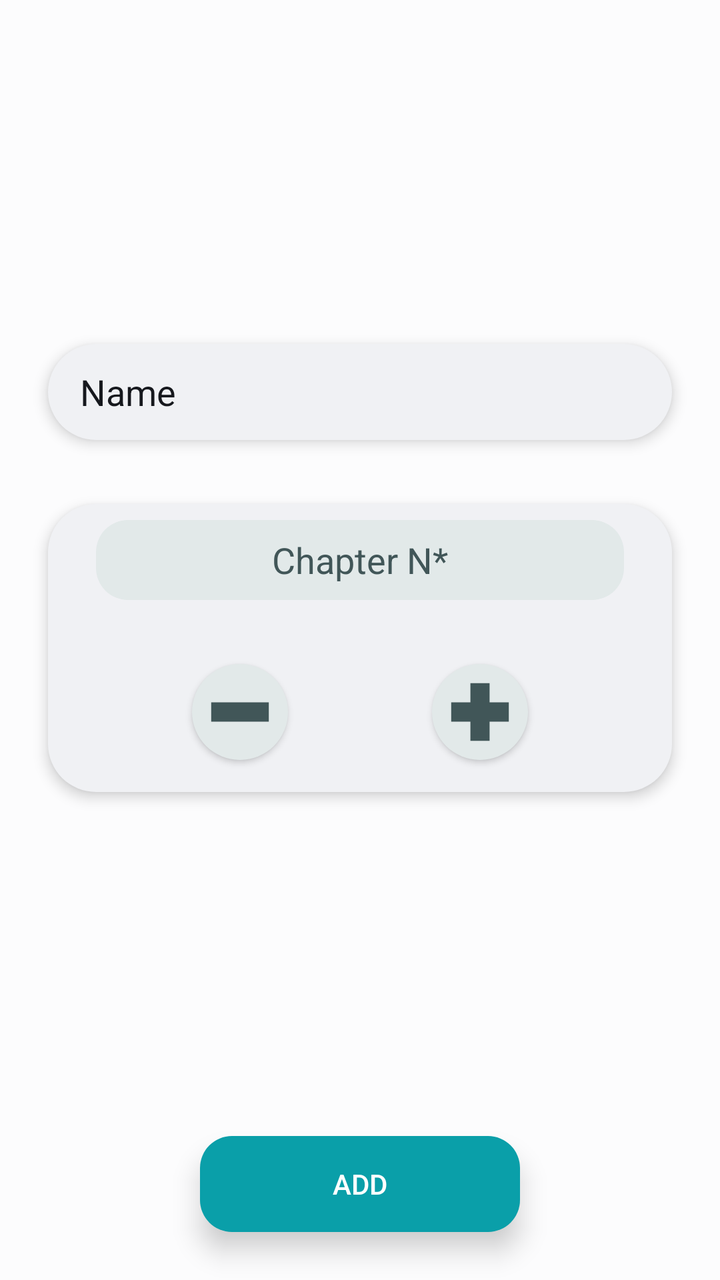
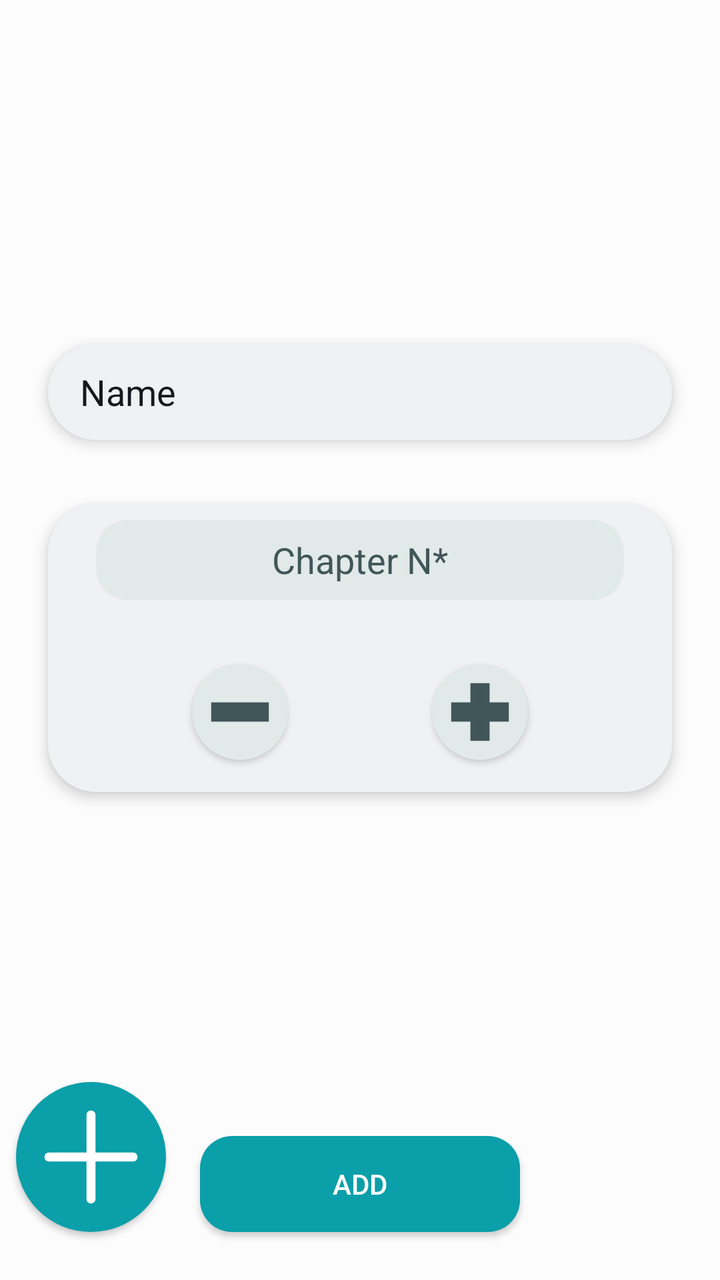

Compare the two renders of this Android layout. The source of the first and the diff that turns it into the second are given below.
<!-- AndroidManifest.xml: application theme Theme.MangaCheck -->
<!-- res/layout/add_comics_layout.xml -->
<?xml version="1.0" encoding="utf-8"?>
<androidx.constraintlayout.widget.ConstraintLayout xmlns:android="http://schemas.android.com/apk/res/android"
    xmlns:app="http://schemas.android.com/apk/res-auto"
    xmlns:tools="http://schemas.android.com/tools"
    android:layout_width="match_parent"
    android:layout_height="match_parent"
    android:background="@color/Natural_99"
    android:clipChildren="false"
    android:clipToPadding="false"
    android:fitsSystemWindows="true"
    tools:context=".MainActivity">

    <LinearLayout
        android:layout_width="match_parent"
        android:layout_height="wrap_content"
        android:clipChildren="false"
        android:clipToPadding="false"
        android:orientation="vertical"
        android:padding="24dp"
        app:layout_constraintBottom_toTopOf="@+id/submit_button_jan"
        app:layout_constraintEnd_toEndOf="parent"
        app:layout_constraintStart_toStartOf="parent"
        app:layout_constraintTop_toTopOf="parent">

        <EditText
            android:id="@+id/comic_name"
            android:layout_width="match_parent"
            android:layout_height="@dimen/form_button_H"
            android:layout_marginBottom="32dp"
            android:autofillHints="MangaName"
            android:background="@drawable/text_input"
            android:elevation="4dp"
            android:hint="@string/add_comic_ch_name"
            android:inputType="text"
            android:paddingStart="16dp"
            android:paddingEnd="0dp"
            android:textColor="?colorOnSurface"
            android:textColorHint="?colorOnSurface" />

        <include layout="@layout/chapter_selector" />


    </LinearLayout>

    <Button
        android:id="@+id/submit_button_jan"
        android:layout_width="@dimen/form_button_W"
        android:layout_height="@dimen/form_button_H"
        android:layout_marginBottom="@dimen/form_button_end_margin"
        android:background="@drawable/submit_button"
        android:elevation="8dp"
        android:stateListAnimator="@null"
        android:text="@string/add_comic_submit"
        app:layout_constraintBottom_toBottomOf="parent"
        app:layout_constraintEnd_toEndOf="parent"
        app:layout_constraintStart_toStartOf="parent" />

</androidx.constraintlayout.widget.ConstraintLayout>
<!-- res/layout/chapter_selector.xml (included above) -->
<?xml version="1.0" encoding="utf-8"?>
<androidx.constraintlayout.widget.ConstraintLayout xmlns:android="http://schemas.android.com/apk/res/android"
    xmlns:app="http://schemas.android.com/apk/res-auto"
    android:layout_width="match_parent"
    android:layout_height="wrap_content"
    android:background="@drawable/basic_surface"
    android:elevation="4dp">

    <EditText
        android:id="@+id/chapter_number"
        android:layout_width="match_parent"
        android:layout_height="@dimen/form_input_H"
        android:layout_marginHorizontal="24dp"
        android:layout_marginTop="8dp"
        android:background="@drawable/chapter_input_box"
        android:hint="@string/add_comic_ch_number"
        android:inputType="number"
        android:textAlignment="center"
        android:textColor="?colorOnSurfaceVariant"
        android:textColorHint="?colorOnSurfaceVariant"
        app:layout_constraintEnd_toEndOf="parent"
        app:layout_constraintStart_toStartOf="parent"
        app:layout_constraintTop_toTopOf="parent"
        android:autofillHints="chapter" />

    <Button
        android:id="@+id/inc_button"
        android:layout_width="@dimen/card_icon_button"
        android:layout_height="@dimen/card_icon_button"
        android:layout_marginTop="32dp"
        android:layout_marginBottom="16dp"
        android:background="@drawable/minus_button"
        app:layout_constraintBottom_toBottomOf="parent"
        app:layout_constraintEnd_toStartOf="@+id/dec_button"
        app:layout_constraintStart_toStartOf="parent"
        app:layout_constraintTop_toBottomOf="@id/chapter_number" />

    <Button
        android:id="@+id/dec_button"
        android:layout_width="@dimen/card_icon_button"
        android:layout_height="@dimen/card_icon_button"
        android:layout_marginTop="32dp"
        android:layout_marginBottom="16dp"
        android:background="@drawable/plus_button"
        app:layout_constraintBottom_toBottomOf="parent"
        app:layout_constraintEnd_toEndOf="parent"
        app:layout_constraintStart_toEndOf="@+id/inc_button"
        app:layout_constraintTop_toBottomOf="@id/chapter_number" />


</androidx.constraintlayout.widget.ConstraintLayout>
<!-- resources referenced by this layout -->
<resources>
  <color name="Natural_99">#FCFCFD</color>
  <dimen name="card_icon_button">48dp</dimen>
  <dimen name="form_button_H">48dp</dimen>
  <dimen name="form_button_W">160dp</dimen>
  <dimen name="form_button_end_margin">24dp</dimen>
  <dimen name="form_input_H">40dp</dimen>
  <!-- drawable basic_surface (drawable) -->
  <?xml version="1.0" encoding="utf-8"?>
  <shape xmlns:android="http://schemas.android.com/apk/res/android"
      android:shape="rectangle">
      <solid android:color="?colorSurface" />
      <corners android:radius="@dimen/card_corner_radius" />
  </shape>
  <!-- drawable chapter_input_box (drawable) -->
  <?xml version="1.0" encoding="utf-8"?>
  <shape xmlns:android="http://schemas.android.com/apk/res/android"
      android:shape="rectangle">
      <solid android:color="?colorSurfaceVariant" />
      <corners android:radius="@dimen/form_button_corner_radius" />
  </shape>
  <!-- drawable submit_button (drawable) -->
  <?xml version="1.0" encoding="utf-8"?>
  <shape xmlns:android="http://schemas.android.com/apk/res/android"
      android:shape="rectangle">
      <solid android:color="@color/secondary_35" />
      <corners android:radius="@dimen/form_button_corner_radius" />
  </shape>
  <!-- drawable text_input (drawable) -->
  <?xml version="1.0" encoding="utf-8"?>
  <shape xmlns:android="http://schemas.android.com/apk/res/android"
      android:shape="rectangle">
      <solid android:color="?colorSurface"/>
      <corners android:radius="100dp"/>
  </shape>
  <string name="add_comic_ch_name">Name</string>
  <string name="add_comic_ch_number">Chapter N*</string>
  <string name="add_comic_submit">Add</string>
  <dimen name="card_corner_radius">24dp</dimen>
  <dimen name="form_button_corner_radius">16dp</dimen>
  <color name="secondary_35">#0A9FA9</color>
  <color name="primary_35">#1038A2</color>
  <color name="primary_80">#A3B9F5</color>
  <color name="white">#FFFFFFFF</color>
  <color name="primary_20">#0A205C</color>
  <color name="secondary_80">#9FF4F9</color>
  <color name="secondary_20">#065B60</color>
  <color name="tertiary_35">#3D4C76</color>
  <color name="tertiary_80">#BCC4DC</color>
  <color name="tertiary_20">#232B43</color>
  <color name="error_35">#B22200</color>
  <color name="error_80">#FFAC99</color>
  <color name="error_20">#661300</color>
  <color name="Natural_80">#C4C9D4</color>
  <color name="Natural_10">#16181D</color>
  <color name="Natural_95">#F0F1F4</color>
  <color name="VNatural_90">#E2E9E9</color>
  <color name="VNatural_30">#415658</color>
  <color name="VNatural_50">#6C9093</color>
  <color name="VNatural_80">#C4D3D4</color>
  <!-- unchanged entries left out for length: 3 -->
</resources>

<!-- the commit's change to res/layout/add_comics_layout.xml (unified diff, before → after) -->
@@ -49,10 +49,20 @@
         android:layout_marginBottom="@dimen/form_button_end_margin"
         android:background="@drawable/submit_button"
         android:elevation="8dp"
-        android:stateListAnimator="@null"
         android:text="@string/add_comic_submit"
         app:layout_constraintBottom_toBottomOf="parent"
         app:layout_constraintEnd_toEndOf="parent"
+        app:layout_constraintStart_toStartOf="parent" />
+
+    <Button
+        android:id="@+id/submit_button"
+        android:layout_width="75dp"
+        android:layout_height="75dp"
+        android:layout_marginStart="8dp"
+        android:layout_marginBottom="@dimen/form_button_end_margin"
+        android:background="@drawable/add_button"
+        android:elevation="8dp"
+        app:layout_constraintBottom_toBottomOf="parent"
         app:layout_constraintStart_toStartOf="parent" />
 
 </androidx.constraintlayout.widget.ConstraintLayout>
<!-- resource entries referenced after the edit -->
@@ -6,6 +6,28 @@
   <dimen name="form_button_W">160dp</dimen>
   <dimen name="form_button_end_margin">24dp</dimen>
   <dimen name="form_input_H">40dp</dimen>
+  <!-- drawable add_button (drawable) -->
+  <layer-list xmlns:android="http://schemas.android.com/apk/res/android">
+      <item>
+          <shape android:shape="oval">
+              <solid android:color="?colorSecondary" />
+          </shape>
+      </item>
+  
+      <item>
+          <vector
+              android:width="10dp"
+              android:height="10dp"
+              android:autoMirrored="true"
+              android:tint="?colorOnSecondary"
+              android:viewportWidth="100"
+              android:viewportHeight="100">
+              <path
+                  android:fillColor="@android:color/white"
+                  android:pathData="M 47 47 v -25 c 0 -4 6 -4 6 0 v 25 h 25 c 4 0 4 6 0 6 h -25 v 25 c 0 4 -6 4 -6 0 v -25 h -25 c -4 0 -4 -6 0 -6 Z" />
+          </vector>
+      </item>
+  </layer-list>
   <!-- drawable basic_surface (drawable) -->
   <?xml version="1.0" encoding="utf-8"?>
   <shape xmlns:android="http://schemas.android.com/apk/res/android"
